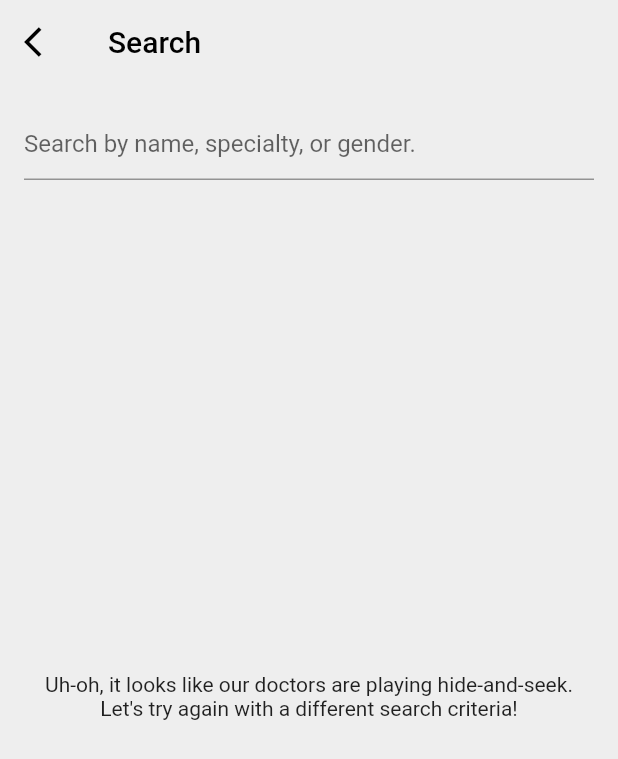
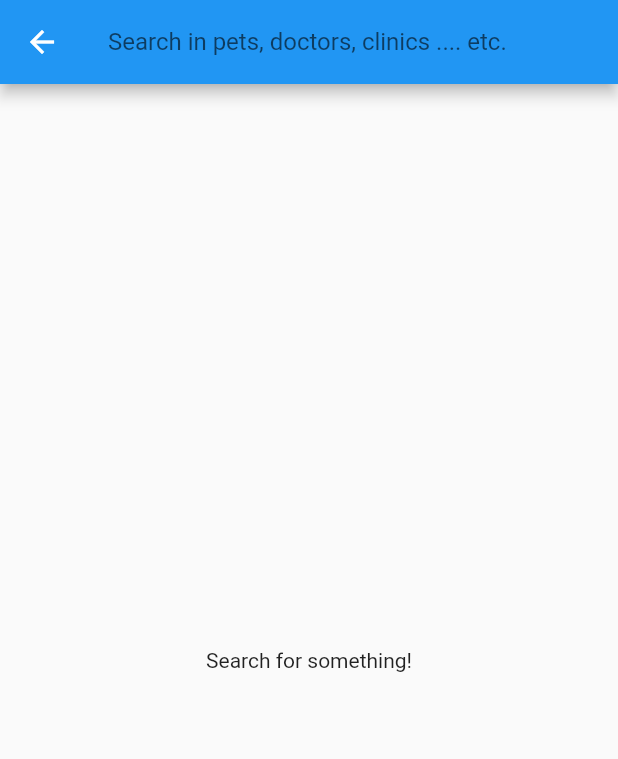
Before and after one commit to mahmmoudkinawy/probable-train, a Flutter app: the HomeScreen screen opened directly, item 2 of the bottom bar chosen, on a phone screen of 412 x 824 dp. Shown: the top 759 px of the screen. Run offline on Flutter 3.47's test engine with Material 2 defaults, Android fonts, the phone set to English and light mode, and no system bars; our stand-ins replace another_flushbar, carousel_slider, flutter_form_builder, flutter_neumorphic, flutter_svg, fluttertoast and 6 more; missing offline and left inert: loading_btn; accounts and stored records are empty; network calls fail.

Commit message:
Now fuzzry search as they said is working

```diff
--- a/lib/src/screens/doctors_screen.dart
+++ b/lib/src/screens/doctors_screen.dart
@@ -14,6 +14,8 @@ class DoctorsScreen extends StatefulWidget {
 
 class _DoctorsScreenState extends State<DoctorsScreen> {
   List<Doctor> _doctors = [];
+
+
 
   @override
   void initState() {
--- a/lib/src/screens/home_screen.dart
+++ b/lib/src/screens/home_screen.dart
@@ -135,7 +135,7 @@ class _HomeScreenState extends State<HomeScreen> {
                 Navigator.push(
                   context,
                   MaterialPageRoute(
-                    builder: (context) => const SearchScreen(),
+                    builder: (context) => SearchScreen(),
                   ),
                 );
               },
--- a/lib/src/screens/login_screen.dart
+++ b/lib/src/screens/login_screen.dart
@@ -6,6 +6,7 @@ import 'package:fluttertoast/fluttertoast.dart';
 import 'package:google_fonts/google_fonts.dart';
 import 'package:form_builder_validators/form_builder_validators.dart';
 import 'package:http/http.dart' as http;
+import 'package:flutter_localizations/flutter_localizations.dart';
 
 import 'package:flutter/material.dart';
 import 'package:flutter_svg/flutter_svg.dart';
--- a/lib/src/screens/search_screen.dart
+++ b/lib/src/screens/search_screen.dart
@@ -1,127 +1,317 @@
+import 'dart:convert';
+
 import 'package:flutter/material.dart';
 import 'package:http/http.dart' as http;
-import 'package:petscareclient/src/extensions/string_casing_extension.dart';
-import 'dart:convert';
-import 'package:url_launcher/url_launcher.dart';
 
-import '../models/doctor_for_search.dart';
 import '../models/user.dart';
 
 class SearchScreen extends StatefulWidget {
   const SearchScreen({Key? key}) : super(key: key);
+
   @override
-  State<SearchScreen> createState() => _SearchScreenState();
+  _SearchScreenState createState() => _SearchScreenState();
 }
 
 class _SearchScreenState extends State<SearchScreen> {
   final TextEditingController _searchController = TextEditingController();
-  List<DoctorForSearch> _doctors = [];
+  List<dynamic> _results = [];
 
   @override
   void initState() {
     super.initState();
-    _searchDoctors('');
+    _search('');
   }
 
-  void _searchDoctors(String keyword) async {
+  @override
+  void dispose() {
+    _searchController.dispose();
+    super.dispose();
+  }
+
+  Future<void> _search(String keyword) async {
     final user = await getUser();
-
     final response = await http.get(
-        Uri.parse('http://pets-care.somee.com/api/doctors?Keyword=$keyword'),
-        headers: {'Authorization': 'Bearer ${user!.token}'});
+      Uri.parse('http://pets-care.somee.com/api/search?query=$keyword'),
+      headers: {'Authorization': 'Bearer ${user?.token}'},
+    );
 
     if (response.statusCode == 200) {
+      final List<dynamic> jsonResult = json.decode(response.body);
+      final List<dynamic> results = [];
+
+      for (final item in jsonResult) {
+        if (item['fullName'] != null && item['specialty'] != null) {
+          results.add(DoctorForSearch.fromJson(item));
+        } else if (item['name'] != null && item['address'] != null) {
+          results.add(ClinicForSearch.fromJson(item));
+        } else if (item['name'] != null && item['breed'] != null) {
+          results.add(AnimalForSearch.fromJson(item));
+        }
+      }
+
       setState(() {
-        _doctors = (json.decode(response.body) as List)
-            .map((json) => DoctorForSearch.fromJson(json))
-            .toList();
+        _results = results;
       });
     } else {
-      throw Exception('Failed to load doctors');
+      throw Exception('Failed to load search results');
     }
   }
 
   @override
   Widget build(BuildContext context) {
     return Scaffold(
-      backgroundColor: Colors.grey.shade200,
       appBar: AppBar(
-        leading: IconButton(
-          onPressed: () {
-            Navigator.pop(context);
+        title: TextField(
+          controller: _searchController,
+          decoration: const InputDecoration(
+            hintText: 'Search in pets, doctors, clinics .... etc.',
+            border: InputBorder.none,
+          ),
+          onChanged: (value) {
+            _search(value);
           },
-          icon: const Icon(Icons.arrow_back_ios),
-        ),
-        elevation: 0,
-        iconTheme: const IconThemeData(color: Colors.black),
-        backgroundColor: Colors.grey.shade200,
-        title: const Text(
-          'Search',
-          style: TextStyle(color: Colors.black),
         ),
       ),
-      body: Padding(
-        padding: const EdgeInsets.all(16.0),
-        child: Column(
-          children: [
-            TextField(
-              controller: _searchController,
-              decoration: const InputDecoration(
-                hintText: 'Search by name, specialty, or gender.',
-              ),
-              onSubmitted: (value) {
-                _searchDoctors(value);
+      body: _results.isEmpty
+          ? Center(child: Text('Search for something!'))
+          : ListView.builder(
+              itemCount: _results.length,
+              itemBuilder: (context, index) {
+                final result = _results[index];
+                if (result is DoctorForSearch) {
+                  return _buildDoctorCard(result);
+                } else if (result is ClinicForSearch) {
+                  return _buildClinicCard(result);
+                } else if (result is AnimalForSearch) {
+                  return _buildAnimalCard(result);
+                } else {
+                  return const SizedBox();
+                }
               },
             ),
+    );
+  }
+
+  Widget _buildDoctorCard(DoctorForSearch doctor) {
+    return Card(
+      child: ListTile(
+        leading: Icon(Icons.medical_services),
+        title: Text(doctor.fullName ?? ''),
+        subtitle: Text(doctor.specialty ?? ''),
+      ),
+    );
+  }
+
+  Widget _buildClinicCard(ClinicForSearch clinic) {
+    return Card(
+      child: Container(
+        padding: EdgeInsets.all(10),
+        child: Row(
+          crossAxisAlignment: CrossAxisAlignment.start,
+          children: [
+            Icon(Icons.local_hospital_rounded, size: 50),
+            SizedBox(width: 10),
             Expanded(
-              child: _doctors.isEmpty
-                  ? Container(
-                      alignment: Alignment.center,
-                      child: Text(
-                        'Uh-oh, it looks like our doctors are playing hide-and-seek. Let\'s try again with a different search criteria!',
-                        textAlign: TextAlign.center,
-                        style: TextStyle(fontSize: 14),
-                      ),
-                    )
-                  : ListView.builder(
-                      itemCount: _doctors.length,
-                      itemBuilder: (context, index) {
-                        final doctor = _doctors[index];
-                        return ListTile(
-                          leading: FadeInImage.assetNetwork(
-                            placeholder: 'assets/reload-cat.gif',
-                            image: doctor.imageUrl,
-                          ),
-                          title: Text(
-                            doctor.fullName.toTitleCase(),
-                          ),
-                          subtitle: Text(
-                            doctor.specialty.toTitleCase(),
-                          ),
-                          trailing: GestureDetector(
-                            onTap: () {
-                              launch('tel:${doctor.phoneNumber}');
-                            },
-                            child: MouseRegion(
-                              cursor: SystemMouseCursors.click,
-                              child: Text(
-                                doctor.phoneNumber,
-                                style: const TextStyle(
-                                  decoration: TextDecoration.underline,
-                                  color: Colors.blue,
-                                  fontWeight: FontWeight.bold,
-                                  fontSize: 16,
-                                ),
-                              ),
-                            ),
-                          ),
-                        );
-                      },
-                    ),
-            )
+              child: Column(
+                crossAxisAlignment: CrossAxisAlignment.start,
+                children: [
+                  Text(clinic.name ?? '', style: TextStyle(fontSize: 18)),
+                  SizedBox(height: 5),
+                  Row(
+                    children: [
+                      Icon(Icons.location_on_rounded, size: 18),
+                      SizedBox(width: 5),
+                      Text(clinic.address ?? ''),
+                    ],
+                  ),
+                  SizedBox(height: 5),
+                  Row(
+                    children: [
+                      Icon(Icons.phone_rounded, size: 18),
+                      SizedBox(width: 5),
+                      Text(clinic.phoneNumber ?? ''),
+                    ],
+                  ),
+                  SizedBox(height: 5),
+                  Row(
+                    children: [
+                      Icon(Icons.access_time_rounded, size: 18),
+                      SizedBox(width: 5),
+                      Text(
+                          'Opening hours: ${clinic.openingTime ?? ''} - ${clinic.closingTime ?? ''}'),
+                    ],
+                  ),
+                ],
+              ),
+            ),
           ],
         ),
       ),
     );
   }
+
+  Widget _buildAnimalCard(AnimalForSearch animal) {
+    return Card(
+      child: ListTile(
+        leading: Image.network(
+          animal.imageUrl ?? '',
+          width: 50,
+          height: 50,
+          fit: BoxFit.cover,
+        ),
+        title: Text(animal.name ?? ''),
+        subtitle: Text('${animal.breed ?? ''}, ${animal.age ?? ''} years old'),
+      ),
+    );
+  }
 }
+
+class AnimalForSearch {
+  final String? id;
+  final String? name;
+  final String? breed;
+  final String? color;
+  final String? notes;
+  final String? imageUrl;
+  final int? age;
+
+  AnimalForSearch({
+    this.id,
+    this.name,
+    this.breed,
+    this.color,
+    this.notes,
+    this.imageUrl,
+    this.age,
+  });
+
+  factory AnimalForSearch.fromJson(Map<String, dynamic> json) {
+    return AnimalForSearch(
+      id: json['id'],
+      name: json['name'],
+      breed: json['breed'],
+      color: json['color'],
+      notes: json['notes'],
+      imageUrl: json['imageUrl'],
+      age: json['age'],
+    );
+  }
+}
+
+class DoctorForSearch {
+  final String? fullName;
+  final String? specialty;
+  final String? gender;
+  final int? experience;
+  final String? phoneNumber;
+  final String? email;
+
+  DoctorForSearch({
+    this.fullName,
+    this.specialty,
+    this.gender,
+    this.experience,
+    this.phoneNumber,
+    this.email,
+  });
+
+  factory DoctorForSearch.fromJson(Map<String, dynamic> json) {
+    return DoctorForSearch(
+      fullName: json['fullName'],
+      specialty: json['specialty'],
+      gender: json['gender'],
+      experience: json['experience'],
+      phoneNumber: json['phoneNumber'],
+      email: json['email'],
+    );
+  }
+}
+
+class ClinicForSearch {
+  final String? id;
+  final String? name;
+  final String? address;
+  final String? phoneNumber;
+  final String? openingTime;
+  final String? closingTime;
+  final String? userId;
+  final UserForSearch? user;
+  final List<AppointmentForSearch>? appointments;
+
+  ClinicForSearch({
+    this.id,
+    this.name,
+    this.address,
+    this.phoneNumber,
+    this.openingTime,
+    this.closingTime,
+    this.userId,
+    this.user,
+    this.appointments,
+  });
+
+  factory ClinicForSearch.fromJson(Map<String, dynamic> json) {
+    final List<dynamic> appointmentsJson = json['appointments'] ?? [];
+    final appointments = appointmentsJson
+        .map((appointment) => AppointmentForSearch.fromJson(appointment))
+        .toList();
+
+    return ClinicForSearch(
+      id: json['id'],
+      name: json['name'],
+      address: json['address'],
+      phoneNumber: json['phoneNumber'],
+      openingTime: json['openingTime'],
+      closingTime: json['closingTime'],
+      userId: json['userId'],
+      user: json['user'] != null ? UserForSearch.fromJson(json['user']) : null,
+      appointments: appointments,
+    );
+  }
+}
+
+class AppointmentForSearch {
+  final String? id;
+  final String? clinicId;
+  final String? doctorId;
+  final String? petId;
+  final DateTime? date;
+
+  AppointmentForSearch({
+    this.id,
+    this.clinicId,
+    this.doctorId,
+    this.petId,
+    this.date,
+  });
+
+  factory AppointmentForSearch.fromJson(Map<String, dynamic> json) {
+    return AppointmentForSearch(
+      id: json['id'],
+      clinicId: json['clinicId'],
+      doctorId: json['doctorId'],
+      petId: json['petId'],
+      date: DateTime.tryParse(json['date']),
+    );
+  }
+}
+
+class UserForSearch {
+  final String id;
+  final String fullName;
+  final String email;
+
+  UserForSearch({
+    required this.id,
+    required this.fullName,
+    required this.email,
+  });
+
+  factory UserForSearch.fromJson(Map<String, dynamic> json) {
+    return UserForSearch(
+      id: json['id'],
+      fullName: json['fullName'],
+      email: json['email'],
+    );
+  }
+}
--- a/pubspec.yaml
+++ b/pubspec.yaml
@@ -38,6 +38,7 @@ dependencies:
   introduction_screen: ^3.1.6
   url_launcher: ^6.1.10
   flutter_launcher_icons:
+  flutter_localization: ^0.1.10
 flutter_icons:
   android: true
   ios: true
```
Also changed, not shown: 2 other files.
